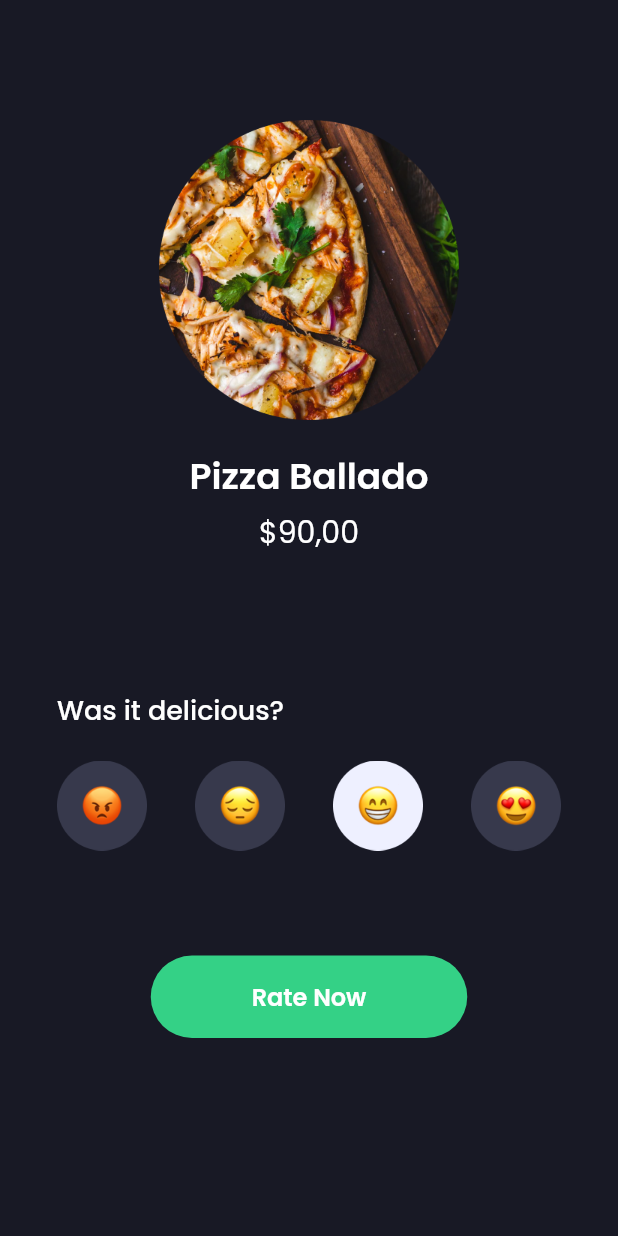
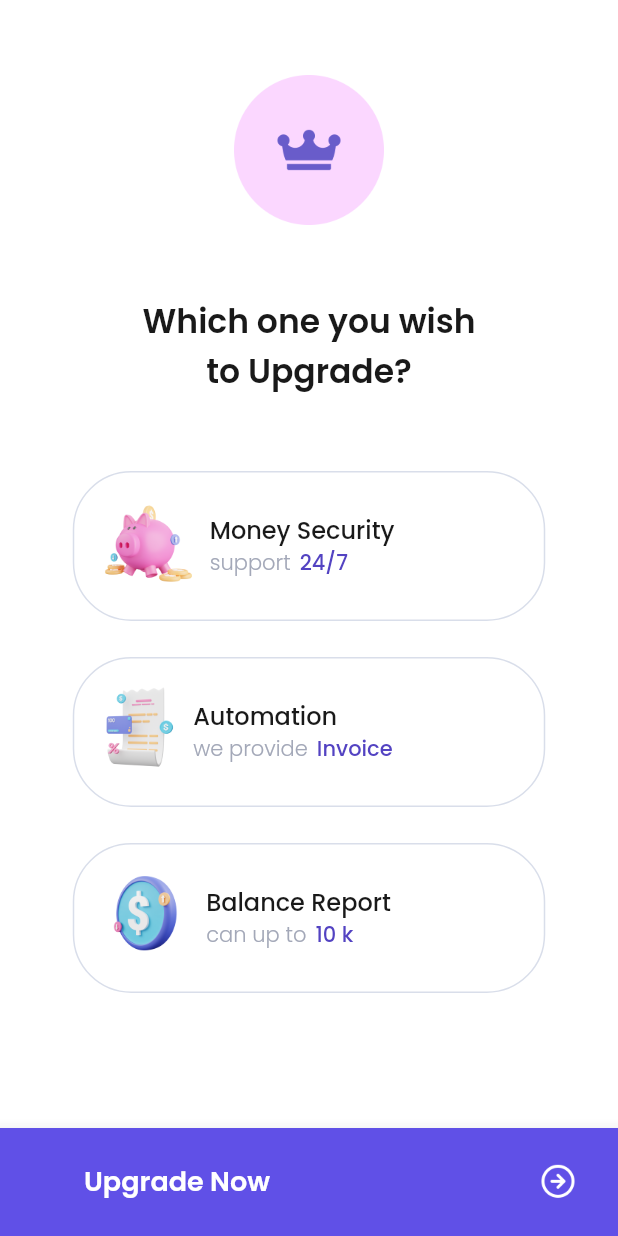
Before and after one commit to AlvinSanudharma/sevendays, a Flutter app: the screen it shows after launch, on a phone screen of 412 x 824 dp. Run offline on Flutter 3.47's test engine with Material 2 defaults, Android fonts, the phone set to English and light mode, and no system bars; our stand-ins replace google_fonts.

Commit message:
UI Design to Code Day 6 - Pricing Screen

```diff
--- a/lib/main.dart
+++ b/lib/main.dart
@@ -1,5 +1,6 @@
 import 'package:flutter/material.dart';
 import 'package:sevendays/pages/first_empty.dart';
+import 'package:sevendays/pages/first_pricing.dart';
 import 'package:sevendays/pages/first_rating.dart';
 import 'package:sevendays/pages/first_signin.dart';
 import 'package:sevendays/pages/first_splash.dart';
@@ -14,7 +15,7 @@ class MyApp extends StatelessWidget {
   @override
   Widget build(BuildContext context) {
     return MaterialApp(
-      home: FirstRating(),
+      home: FirstPricing(),
     );
   }
 }
--- /dev/null
+++ b/lib/pages/first_pricing.dart
@@ -0,0 +1,153 @@
+import 'package:flutter/material.dart';
+import 'package:google_fonts/google_fonts.dart';
+
+class FirstPricing extends StatefulWidget {
+  @override
+  _FirstPricingState createState() => _FirstPricingState();
+}
+
+class _FirstPricingState extends State<FirstPricing> {
+  int selectedIndex = -1;
+
+  @override
+  Widget header() {
+    return Padding(
+      padding: const EdgeInsets.only(top: 50, left: 30, right: 30),
+      child: Column(
+        children: [
+          Center(
+            child: Image.asset(
+              'assets/crown.png',
+              width: 100,
+            ),
+          ),
+          SizedBox(height: 48),
+          Text(
+            'Which one you wish\nto Upgrade?',
+            style: GoogleFonts.poppins(
+              color: Color(0xff191919),
+              fontWeight: FontWeight.w600,
+              fontSize: 22,
+            ),
+            textAlign: TextAlign.center,
+          )
+        ],
+      ),
+    );
+  }
+
+  Widget option(int index, String imageUrl, String title, String description,
+      String subDescription) {
+    return GestureDetector(
+      onTap: () {
+        setState(() {
+          selectedIndex = index;
+        });
+      },
+      child: Container(
+        width: 315,
+        height: 100,
+        decoration: BoxDecoration(
+            border: Border.all(
+                color: selectedIndex == index
+                    ? Color(0xff6050E7)
+                    : Color(0xffD9DEEA)),
+            borderRadius: BorderRadius.circular(39)),
+        child: Padding(
+          padding:
+              const EdgeInsets.only(top: 16, left: 17, right: 30, bottom: 23),
+          child: Row(
+            mainAxisAlignment: MainAxisAlignment.spaceBetween,
+            children: [
+              Image.asset(imageUrl),
+              Padding(
+                padding: const EdgeInsets.only(top: 10, left: 7),
+                child: Column(
+                  crossAxisAlignment: CrossAxisAlignment.start,
+                  children: [
+                    Text(
+                      title,
+                      style: GoogleFonts.poppins(
+                          color: Color(0xff191919),
+                          fontSize: 16,
+                          fontWeight: FontWeight.w500),
+                    ),
+                    Row(
+                      children: [
+                        Text(description,
+                            style: GoogleFonts.poppins(
+                                fontWeight: FontWeight.w300,
+                                color: Color(0xffA3A8B8))),
+                        SizedBox(width: 6),
+                        Text(subDescription,
+                            style: GoogleFonts.poppins(
+                                fontWeight: FontWeight.w500,
+                                color: Color(0xff5343C2)))
+                      ],
+                    )
+                  ],
+                ),
+              ),
+              Padding(
+                padding: const EdgeInsets.only(left: 41, top: 10),
+                child: selectedIndex == index
+                    ? Image.asset(
+                        'assets/purple-check.png',
+                        width: 26,
+                      )
+                    : SizedBox(
+                        width: 26,
+                      ),
+              )
+            ],
+          ),
+        ),
+      ),
+    );
+  }
+
+  Widget build(BuildContext context) {
+    return Scaffold(
+      backgroundColor: Color(0xffFFFFFF),
+      body: Column(
+        children: [
+          header(),
+          SizedBox(
+            height: 50,
+          ),
+          option(0, 'assets/pig-icon.png', 'Money Security', 'support', '24/7'),
+          SizedBox(height: 24),
+          option(1, 'assets/paper-icon.png', 'Automation', 'we provide',
+              'Invoice'),
+          SizedBox(height: 24),
+          option(2, 'assets/dollar-icon.png', 'Balance Report', 'can up to',
+              '10 k'),
+        ],
+      ),
+      bottomNavigationBar: BottomNavigationBar(
+        type: BottomNavigationBarType.fixed,
+        backgroundColor: Color(0xff6050E7),
+        items: <BottomNavigationBarItem>[
+          BottomNavigationBarItem(
+              icon: Padding(
+                padding: const EdgeInsets.only(left: 30, top: 15),
+                child: Text(
+                  'Upgrade Now',
+                  style: GoogleFonts.poppins(
+                      fontSize: 18,
+                      color: Color(0xffFFFFFF),
+                      fontWeight: FontWeight.w600),
+                ),
+              ),
+              label: ''),
+          BottomNavigationBarItem(
+              icon: Padding(
+                padding: const EdgeInsets.only(top: 15, left: 126),
+                child: Image.asset('assets/right-arrow.png', width: 24),
+              ),
+              label: '')
+        ],
+      ),
+    );
+  }
+}
```
Also changed, not shown: assets/crown.png (added), assets/dollar-icon.png (added), assets/paper-icon.png (added), assets/pig-icon.png (added), assets/purple-check.png (added), assets/right-arrow.png (added).
